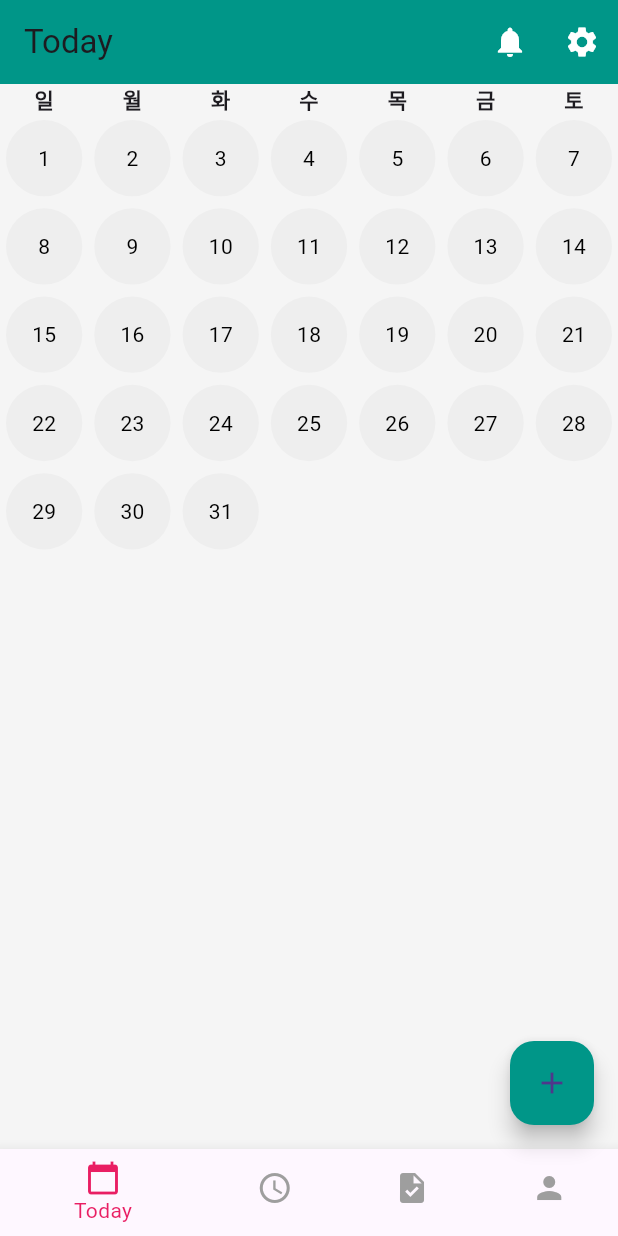
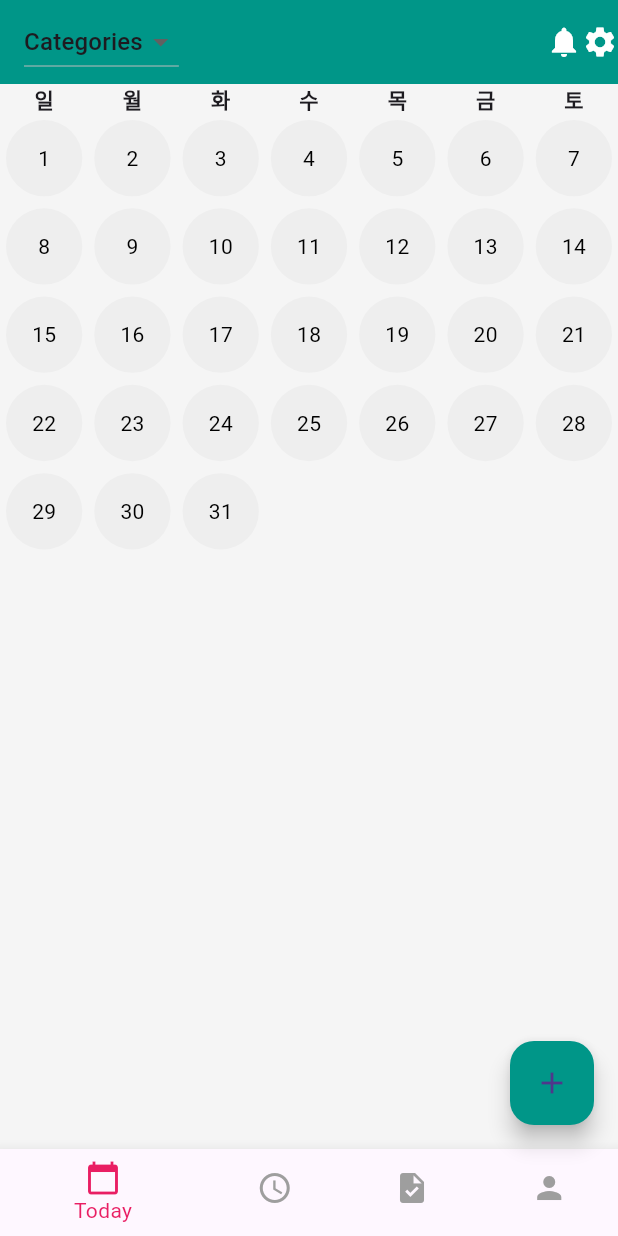
Before and after one commit to wjdrkdudWkd/simple-calendar-app, a Flutter app: the screen it shows after launch, on a phone screen of 412 x 824 dp. Run offline on Flutter 3.47's test engine with Material 3 defaults, Android fonts, the phone set to English and light mode, and no system bars; our stand-ins replace sqflite, sqflite_common_ffi; accounts and stored records are empty.

Commit message:
common app bar

```diff
--- /dev/null
+++ b/simple_calendar_app/lib/common/common_app_bar.dart
@@ -0,0 +1,27 @@
+import 'package:flutter/material.dart';
+
+class CommonAppBar extends StatelessWidget implements PreferredSizeWidget {
+  final Widget title;
+  final List<Widget> actions;
+
+  const CommonAppBar({
+    super.key,
+    required this.title,
+    this.actions = const [],
+  });
+
+  @override
+  Widget build(BuildContext context) {
+    final theme = Theme.of(context);
+
+    return AppBar(
+      title: title,
+      actions: actions,
+      backgroundColor: theme.appBarTheme.backgroundColor,
+      foregroundColor: theme.appBarTheme.foregroundColor,
+    );
+  }
+
+  @override
+  Size get preferredSize => const Size.fromHeight(kToolbarHeight);
+}
--- a/simple_calendar_app/lib/home_page.dart
+++ b/simple_calendar_app/lib/home_page.dart
@@ -1,6 +1,7 @@
 import 'package:flutter/material.dart';
 import 'package:intl/intl.dart';
-import 'package:simple_calendar_app/services/botton_navigator.dart';
+import 'package:simple_calendar_app/common/botton_navigator.dart';
+import 'package:simple_calendar_app/common/common_app_bar.dart';
 import 'app_database.dart';
 import 'screens/category_screen.dart';
 
@@ -134,19 +135,19 @@ class _HomePageState extends State<HomePage> {
   Widget build(BuildContext context) {
     final theme = Theme.of(context);
     return Scaffold(
-      appBar: AppBar(
-        title: Text('Today', style: theme.textTheme.titleLarge),
-        actions: [
-          IconButton(
-            icon: const Icon(Icons.notifications),
-            onPressed: () {},
-          ),
-          IconButton(
-            icon: const Icon(Icons.settings),
-            onPressed: () {},
-          ),
-        ],
-      ),
+      // appBar: AppBar(
+      //   title: Text('Today', style: theme.textTheme.titleLarge),
+      //   actions: [
+      //     IconButton(
+      //       icon: const Icon(Icons.notifications),
+      //       onPressed: () {},
+      //     ),
+      //     IconButton(
+      //       icon: const Icon(Icons.settings),
+      //       onPressed: () {},
+      //     ),
+      //   ],
+      // ),
 
       // AppBar(
       //   title: Text(
@@ -165,6 +166,23 @@ class _HomePageState extends State<HomePage> {
       //     ),
       //   ],
       // ),
+      appBar: CommonAppBar(
+        title: DropdownButton<String>(
+          value: 'Categories',
+          items: <String>['Categories', 'Favorites', 'All']
+              .map<DropdownMenuItem<String>>((String value) {
+            return DropdownMenuItem<String>(
+              value: value,
+              child: Text(value),
+            );
+          }).toList(),
+          onChanged: (String? newValue) {},
+        ),
+        actions: const [
+          Icon(Icons.notifications),
+          Icon(Icons.settings),
+        ],
+      ),
       body: Column(
         children: [
           _buildCalendar(),
--- a/simple_calendar_app/lib/screens/category_screen.dart
+++ b/simple_calendar_app/lib/screens/category_screen.dart
@@ -1,6 +1,7 @@
 import 'package:flutter/material.dart';
 import 'package:provider/provider.dart';
-import 'package:simple_calendar_app/services/botton_navigator.dart';
+import 'package:simple_calendar_app/common/botton_navigator.dart';
+import 'package:simple_calendar_app/common/common_app_bar.dart';
 import '../providers/category_provider.dart';
 import '../widgets/category_list_item.dart';
 
@@ -23,12 +24,26 @@ class _CategoryScreenState extends State<CategoryScreen> {
   @override
   Widget build(BuildContext context) {
     return Scaffold(
+      appBar: const CommonAppBar(
+        title: Text(
+          'Calendar Categories',
+          style: TextStyle(
+            color: Colors.white,
+            fontSize: 24,
+            fontWeight: FontWeight.bold,
+          ),
+        ),
+        actions: [
+          Icon(Icons.notifications),
+          Icon(Icons.settings),
+        ],
+      ),
       backgroundColor: const Color(0xFF1A1B1E),
       body: Padding(
         padding: const EdgeInsets.all(16.0),
         child: Column(
           children: [
-            _buildHeader(),
+            // _buildHeader(),
             const SizedBox(height: 20),
             _buildCategoryList(),
           ],
```
Also changed, not shown: simple_calendar_app/lib/common/botton_navigator.dart (renamed from simple_calendar_app/lib/services/botton_navigator.dart).
